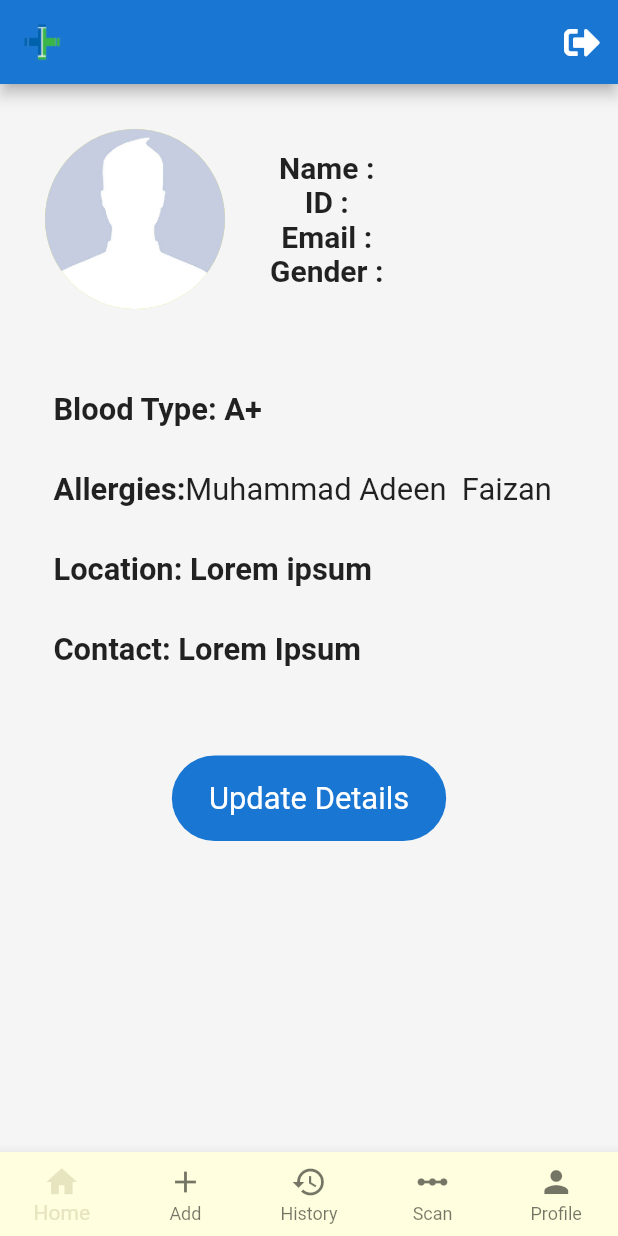
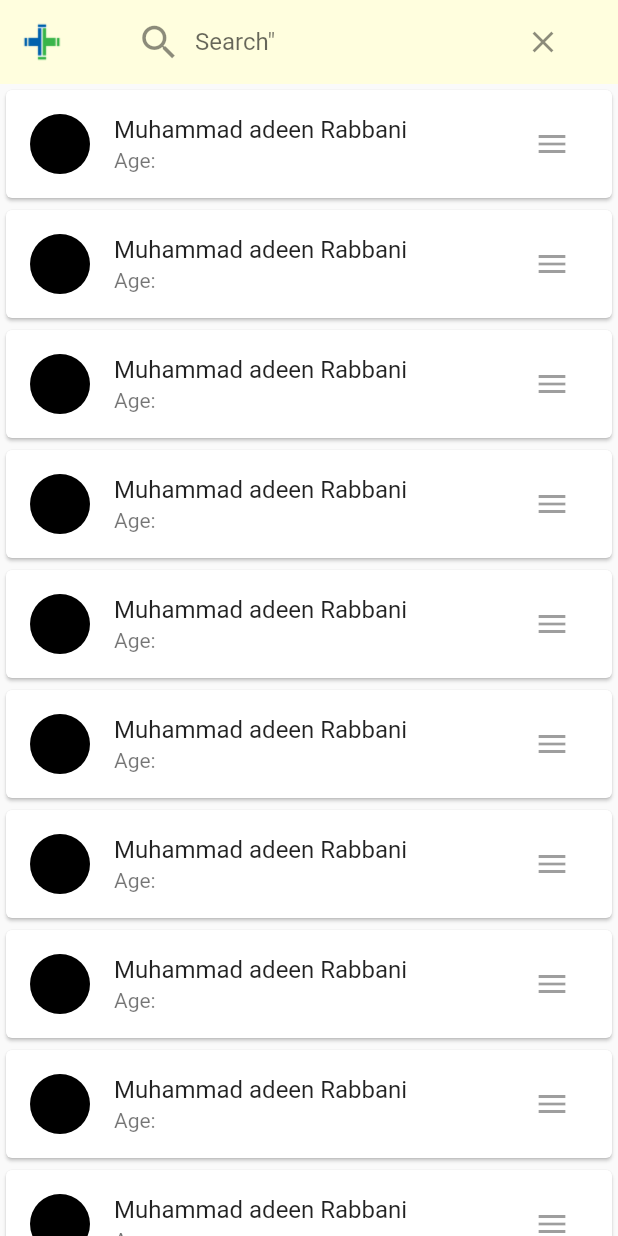
Before and after one commit to Khaalidsub/medcom, a Flutter app: the screen it shows after launch, on a phone screen of 412 x 824 dp. Run offline on Flutter 3.47's test engine with Material 2 defaults, Android fonts, the phone set to English and light mode, and no system bars; our stand-ins replace charts_flutter, font_awesome_flutter.

Commit message:
PatientDetailsList Intitials

```diff
--- a/health_app/lib/src/app.dart
+++ b/health_app/lib/src/app.dart
@@ -2,14 +2,14 @@ import 'package:flutter/material.dart';
 import 'package:flutter/rendering.dart';
 import 'package:health_app/src/screens/patientScreens/profile.dart';
 import 'package:health_app/src/screens/patientScreens/scan.dart';
-import 'package:health_app/src/screens/patientScreens/profile.dart';
+import 'package:health_app/src/screens/hospitalScreens/patientDetails.dart';
 
 class App extends StatelessWidget {
   @override
   Widget build(BuildContext context) {
     return MaterialApp(
       theme: ThemeData.light(),
-      home: PatientProfile(),
+      home: PatientDetails(),
     );
   }
 }
--- /dev/null
+++ b/health_app/lib/src/screens/hospitalScreens/patientDetails.dart
@@ -0,0 +1,35 @@
+import 'package:flutter/cupertino.dart';
+import 'package:flutter/material.dart';
+import 'package:health_app/src/app.dart';
+import 'package:health_app/src/screens/widgets/app_nav.dart';
+
+class PatientDetails extends StatelessWidget {
+  @override
+  Widget build(BuildContext context) {
+    return Material(
+      child: Scaffold(
+        appBar: AppNav(
+          appBar: AppBar(),
+        ),
+        body: ListView.builder(
+            addAutomaticKeepAlives: false,
+            itemCount: 15,
+            itemBuilder: (BuildContext context, int index) {
+              return Card(
+                child: ListTile(
+                    onTap: () => {}, //goes to patient full data page
+                    leading: CircleAvatar(
+                      backgroundColor: Colors.black,
+                    ),
+                    title: Text("Muhammad adeen Rabbani"),
+                    subtitle: Text("Age:"),
+                    trailing: IconButton(
+                      onPressed: null, //some crud operation on the data
+                      icon: Icon(Icons.menu),
+                    )),
+              );
+            }),
+      ),
+    );
+  }
+}
```
